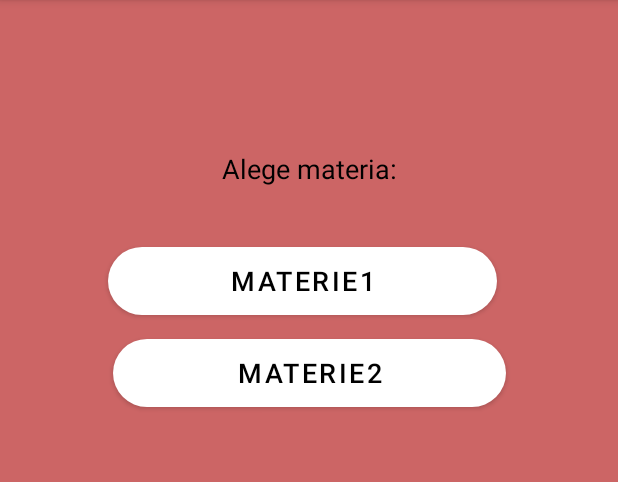
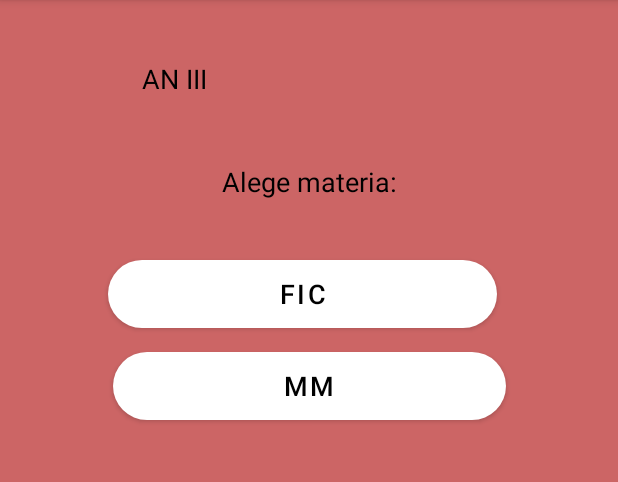
Before and after one commit to nicoletaosiceanu/CHSQuiz, an Android app: the screen it shows after launch (Alegemat), after a tap on "AN III", on a phone screen of 412 x 824 dp, the part 84-566 px from its top. Run offline under Robolectric (Android 15) with nearby library versions, the phone set to English and light mode, and no system bars; our stand-ins replace Firebase (no records; nobody signed in at launch, a user with empty details on screens opened directly).

Commit message:
legecrane2 commit

```diff
--- a/app/src/main/java/com/example/chsquiz/Alegemat.java
+++ b/app/src/main/java/com/example/chsquiz/Alegemat.java
@@ -3,16 +3,51 @@ package com.example.chsquiz;
 
 import android.content.Intent;
 import android.os.Bundle;
+import android.widget.Button;
 import android.widget.TextView;
 import androidx.appcompat.app.AppCompatActivity;
 
 public class Alegemat extends AppCompatActivity {
 
+    Button b1,b2;
+    TextView t1;
 
     protected void onCreate(Bundle savedInstanceState) {
         super.onCreate(savedInstanceState);
         setContentView(R.layout.alegematerie);
+        b1 = (Button) findViewById(R.id.button1);
+        b2 = (Button) findViewById(R.id.button2);
+        t1=(TextView)findViewById(R.id.textView8);
+
+        Intent i=getIntent();
+        String anstud=i.getStringExtra("numean");
+        t1.setText(anstud);
+
+       // String sir =  t1.getText().toString();
 
 
+        if(anstud.equals("AN I"))
+        {
+            b1.setText("FIZICA");
+            b2.setText("FIMR");
+        }
+
+        if(anstud.equals("AN II"))
+        {
+            b1.setText("POO");
+            b2.setText("PTDM");
+        }
+
+        if(anstud.equals("AN III"))
+        {
+            b1.setText("FIC");
+            b2.setText("MM");
+        }
+
+        if(anstud.equals("AN IV"))
+        {
+            b1.setText("CHS");
+            b2.setText("PBD");
+        }
     }
 }
--- a/app/src/main/res/layout/alegematerie.xml
+++ b/app/src/main/res/layout/alegematerie.xml
@@ -15,14 +15,13 @@
         android:layout_alignParentStart="true"
         android:layout_alignParentLeft="true"
         android:layout_alignParentTop="true"
-        android:layout_marginTop="100dp"
+        android:layout_marginTop="44dp"
         android:text="Alege materia:"
         android:textColor="#000000"
         android:textSize="18sp"
         app:layout_constraintEnd_toEndOf="parent"
-        app:layout_constraintHorizontal_bias="0.502"
         app:layout_constraintStart_toStartOf="parent"
-        app:layout_constraintTop_toTopOf="parent" />
+        app:layout_constraintTop_toBottomOf="@+id/textView8" />
 
     <Button
         android:id="@+id/button1"
@@ -53,4 +52,17 @@
         app:layout_constraintStart_toStartOf="parent"
         app:layout_constraintTop_toBottomOf="@+id/button1" />
 
+    <TextView
+        android:id="@+id/textView8"
+        android:layout_width="wrap_content"
+        android:layout_height="wrap_content"
+        android:layout_marginTop="40dp"
+        android:text="TextView"
+        android:textColor="#000000"
+        android:textSize="18sp"
+        app:layout_constraintEnd_toEndOf="parent"
+        app:layout_constraintHorizontal_bias="0.257"
+        app:layout_constraintStart_toStartOf="parent"
+        app:layout_constraintTop_toTopOf="parent" />
+
 </androidx.constraintlayout.widget.ConstraintLayout>
```
Also changed, not shown: app/src/main/java/com/example/chsquiz/MainActivity.java (+10 -2 lines).
